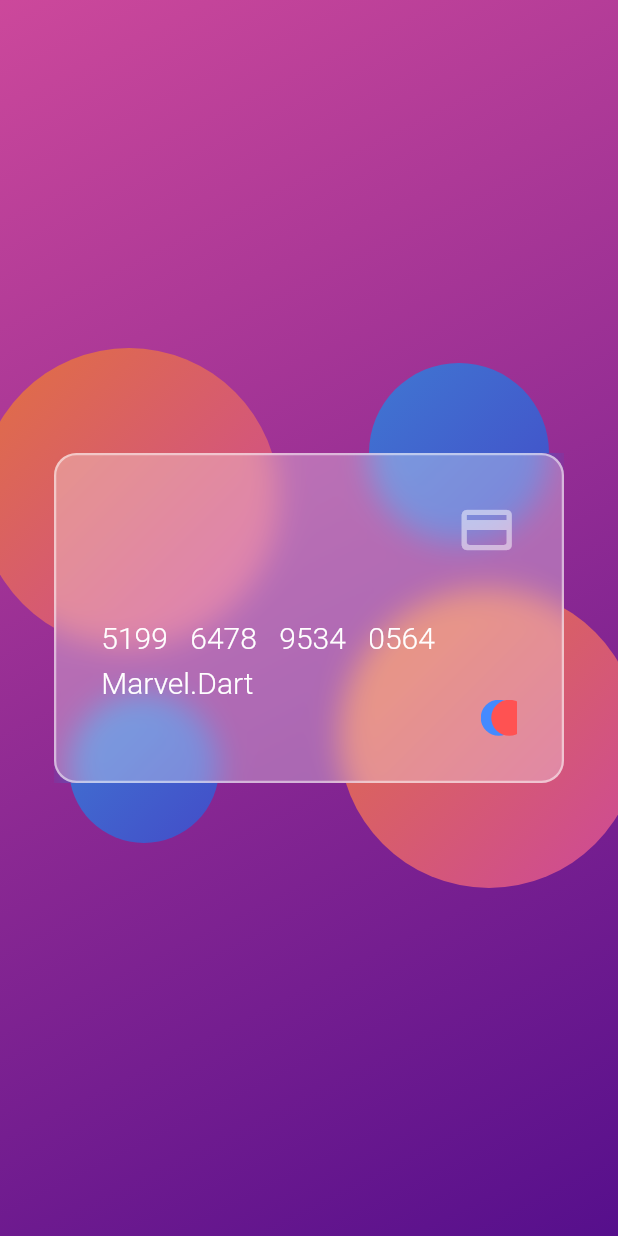
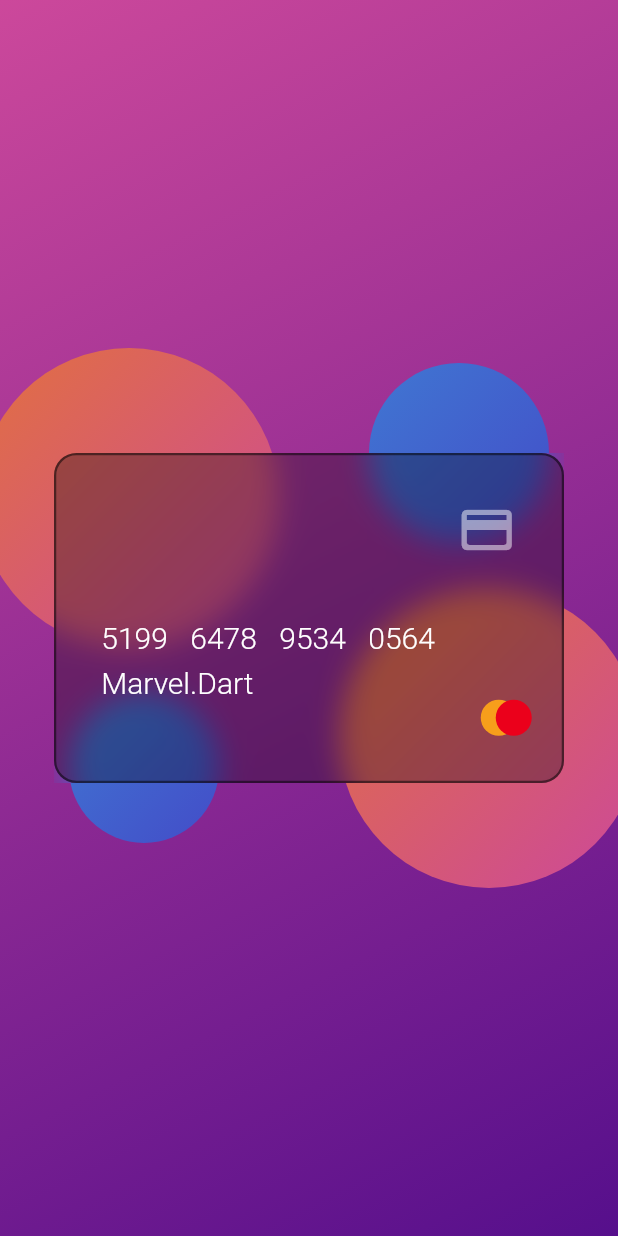
Before and after one commit to henryadebayo/glass_morphisim, a Flutter app: the screen it shows after launch, on a phone screen of 412 x 824 dp. Run offline on Flutter 3.47's test engine with Material 2 defaults, Android fonts, the phone set to English and light mode, and no system bars.

```diff
--- a/lib/credit_card.dart
+++ b/lib/credit_card.dart
@@ -5,17 +5,34 @@ import 'package:flutter/material.dart';
 import 'custom_textStyle.dart';
 
 
-class CreditCard extends StatelessWidget {
+class CreditCard extends StatefulWidget {
+
+  @override
+  State<CreditCard> createState() => _CreditCardState();
+}
+
+class _CreditCardState extends State<CreditCard> {
+  Color colourCode = Colors.black.withOpacity(0.5);
+
   @override
   Widget build(BuildContext context) {
-    return ClipRect(
+    return GestureDetector(
+
+      onTap: (){
+        setState((){
+          if (colourCode == Colors.black.withOpacity(0.5)){
+            colourCode = Colors.white.withOpacity(0.5);
+          }
+        });
+      },
+      child: ClipRect(
         child: BackdropFilter(
           filter: ImageFilter.blur(sigmaX: 10, sigmaY: 10),
           child: Container(
             decoration: BoxDecoration(
-            color: Colors.white.withOpacity(0.3),
+              color: Colors.black.withOpacity(0.3),
               borderRadius: BorderRadius.circular(15),
-            border: Border.all(color: Colors.white.withOpacity(0.5), width: 1.5),
+              border: Border.all(color: colourCode, width: 1.5),
             ),
             padding: const EdgeInsets.all(30),
             child: Column(
@@ -47,25 +64,25 @@ class CreditCard extends StatelessWidget {
                       mainAxisAlignment: MainAxisAlignment.end,
                       children: [
                         Stack(
-                        overflow: Overflow.clip,
-                        //clipBehavior: Clip.hardEdge,
+
+                          overflow: Overflow.visible,
                           children: [
                               Container(
                                 height: 24,
                                 width:24,
-                          decoration: BoxDecoration(
+                                decoration: const BoxDecoration(
                                     shape: BoxShape.circle,
-                              color: Colors.blueAccent
+                                    color: Color(0XffF79E1B)
                                 ),
                               ),
                               Positioned(
-                          left: 7,
+                                left: 10,
                                 child: Container(
                                   height: 24,
                                   width:24,
-                            decoration: BoxDecoration(
+                                  decoration: const BoxDecoration(
                                       shape: BoxShape.circle,
-                                color: Colors.redAccent
+                                      color: Color(0XffEB001B),
                                   ),
                                 ),
                               ),
@@ -79,6 +96,7 @@ class CreditCard extends StatelessWidget {
             ),
           ),
         ),
+      ),
     );
   }
 }
```
Lines whose indentation alone changed are shown as unchanged.
